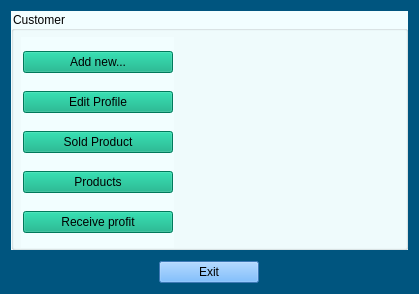
Qt form Login_And_Admin/customer.ui (AP-projects-4001/esm-nadarim) before a commit.
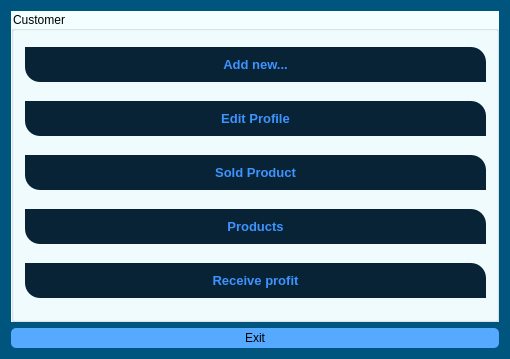
The same form after that commit.

```diff
--- a/Login_And_Admin/customer.ui
+++ b/Login_And_Admin/customer.ui
@@ -6,8 +6,8 @@
    <rect>
     <x>0</x>
     <y>0</y>
-    <width>419</width>
-    <height>294</height>
+    <width>510</width>
+    <height>359</height>
    </rect>
   </property>
   <property name="windowTitle">
@@ -18,9 +18,6 @@
 font: 600 9pt &quot;Segoe UI&quot;;</string>
   </property>
   <layout class="QVBoxLayout" name="verticalLayout_2">
-   <property name="spacing">
-    <number>11</number>
-   </property>
    <item>
     <widget class="QGroupBox" name="groupBox">
      <property name="styleSheet">
@@ -30,18 +27,14 @@
      <property name="title">
       <string>Customer</string>
      </property>
-     <widget class="QWidget" name="layoutWidget">
-      <property name="geometry">
-       <rect>
-        <x>10</x>
-        <y>26</y>
-        <width>153</width>
-        <height>211</height>
-       </rect>
+     <layout class="QHBoxLayout" name="horizontalLayout">
+      <property name="spacing">
+       <number>61</number>
       </property>
+      <item>
       <layout class="QVBoxLayout" name="verticalLayout">
        <property name="spacing">
-        <number>4</number>
+         <number>12</number>
        </property>
        <property name="leftMargin">
         <number>2</number>
@@ -52,7 +45,15 @@
        <item>
         <widget class="QPushButton" name="addproduct_btn">
          <property name="styleSheet">
-          <string notr="true">background-color: rgb(0, 170, 127);</string>
+           <string notr="true">background-color: #082336;
+	color: #3e93ff;
+	font-size: 13px;
+	font-weight: bold;
+	border-top-right-radius: 15px;
+	border-top-left-radius: 0px;
+	border-bottom-right-radius: 0px;
+	border-bottom-left-radius: 15px;
+	padding: 10px;</string>
          </property>
          <property name="text">
           <string>Add new...</string>
@@ -62,7 +63,15 @@
        <item>
         <widget class="QPushButton" name="editprofile_btn">
          <property name="styleSheet">
-          <string notr="true">background-color: rgb(0, 170, 127);</string>
+           <string notr="true">background-color: #082336;
+	color: #3e93ff;
+	font-size: 13px;
+	font-weight: bold;
+	border-top-right-radius: 15px;
+	border-top-left-radius: 0px;
+	border-bottom-right-radius: 0px;
+	border-bottom-left-radius: 15px;
+	padding: 10px;</string>
          </property>
          <property name="text">
           <string>Edit Profile</string>
@@ -78,7 +87,15 @@
           </size>
          </property>
          <property name="styleSheet">
-          <string notr="true">background-color: rgb(0, 170, 127);</string>
+           <string notr="true">background-color: #082336;
+	color: #3e93ff;
+	font-size: 13px;
+	font-weight: bold;
+	border-top-right-radius: 15px;
+	border-top-left-radius: 0px;
+	border-bottom-right-radius: 0px;
+	border-bottom-left-radius: 15px;
+	padding: 10px;</string>
          </property>
          <property name="text">
           <string>Sold Product</string>
@@ -88,7 +105,15 @@
        <item>
         <widget class="QPushButton" name="pushButton_2">
          <property name="styleSheet">
-          <string notr="true">background-color: rgb(0, 170, 127);</string>
+           <string notr="true">background-color: #082336;
+	color: #3e93ff;
+	font-size: 13px;
+	font-weight: bold;
+	border-top-right-radius: 15px;
+	border-top-left-radius: 0px;
+	border-bottom-right-radius: 0px;
+	border-bottom-left-radius: 15px;
+	padding: 10px;</string>
          </property>
          <property name="text">
           <string>Products</string>
@@ -98,7 +123,15 @@
        <item>
         <widget class="QPushButton" name="pushButton_4">
          <property name="styleSheet">
-          <string notr="true">background-color: rgb(0, 170, 127);</string>
+           <string notr="true">background-color: #082336;
+	color: #3e93ff;
+	font-size: 13px;
+	font-weight: bold;
+	border-top-right-radius: 15px;
+	border-top-left-radius: 0px;
+	border-bottom-right-radius: 0px;
+	border-bottom-left-radius: 15px;
+	padding: 10px;</string>
          </property>
          <property name="text">
           <string>Receive profit</string>
@@ -106,22 +139,24 @@
         </widget>
        </item>
       </layout>
-     </widget>
-    </widget>
+      </item>
+     </layout>
+    </widget>
    </item>
-   <item alignment="Qt::AlignHCenter">
+   <item>
     <widget class="QPushButton" name="exit_btn">
      <property name="minimumSize">
       <size>
        <width>100</width>
-       <height>0</height>
+       <height>20</height>
       </size>
      </property>
      <property name="layoutDirection">
       <enum>Qt::LeftToRight</enum>
      </property>
      <property name="styleSheet">
-      <string notr="true">background-color: rgb(85, 170, 255);</string>
+      <string notr="true">background-color: rgb(85, 170, 255);
+border-radius: 5px;</string>
      </property>
      <property name="text">
       <string>Exit</string>
```
Lines whose indentation alone changed are shown as unchanged.
